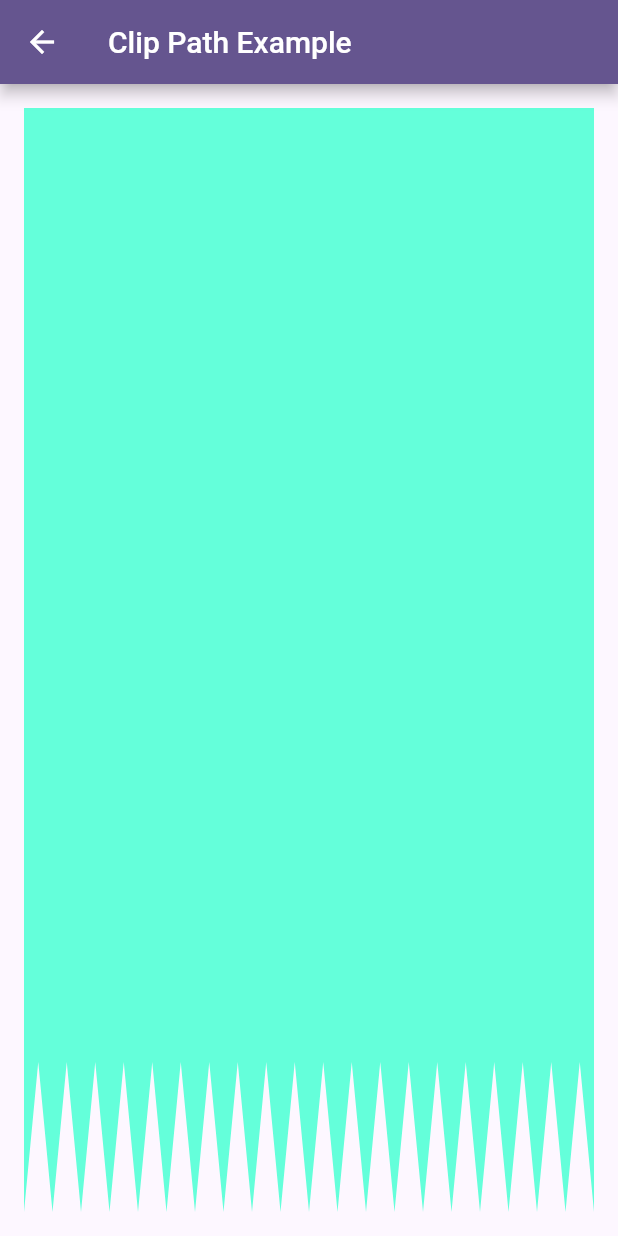
After one commit to omarSuarezRodriguez/flutter_apps_with_package, a Flutter app: the LClipPathExample screen opened by its route, on a phone screen of 412 x 824 dp. The commit adds this screen. Run offline on Flutter 3.47's test engine with Material 2 defaults, Android fonts, the phone set to English and light mode, and no system bars; our stand-ins replace get, get_storage, readmore; missing offline and left inert: flutter_barcode_scanner; accounts and stored records are empty.

Commit message:
project 106

```diff
--- /dev/null
+++ b/lib/src/basics_screen/pages/105_clip_path_example.dart
@@ -0,0 +1,56 @@
+import 'package:flutter/material.dart';
+
+class LClipPathExample extends StatelessWidget {
+  const LClipPathExample({super.key});
+
+  @override
+  Widget build(BuildContext context) {
+    return Scaffold(
+      appBar: AppBar(title: const Text('Clip Path Example')),
+      body: const Center(
+        child: LClipPath(),
+      ),
+    );
+  }
+}
+
+
+class LClipPath extends StatelessWidget {
+  const LClipPath({super.key});
+
+  @override
+  Widget build(BuildContext context) {
+    return Padding(
+      padding: const EdgeInsets.all(16.0),
+      child: ClipPath(
+        child: Container(
+          width: MediaQuery.of(context).size.width,
+          color: Colors.tealAccent,
+        ),
+        clipper: CustomClipPath(),
+      ),
+    );
+  }
+}
+
+class CustomClipPath extends CustomClipper<Path> {
+  @override
+  Path getClip(Size size) {
+    Path path = Path();
+    path.lineTo(0, size.height);
+    var curXPos = 0.0;
+    var curYPos = size.height;
+    var increment = size.width / 40;
+    while (curXPos < size.width) {
+      curXPos += increment;
+      curYPos = curYPos == size.height ? size.height - 100 : size.height;
+      path.lineTo(curXPos, curYPos);
+    }
+    path.lineTo(size.width, 0);
+
+    return path;
+  }
+
+  @override
+  bool shouldReclip(CustomClipper<Path> oldClipper) => false;
+}
--- a/lib/src/routes/routes.dart
+++ b/lib/src/routes/routes.dart
@@ -4,6 +4,8 @@ import 'package:flutter_apps_with_package/src/basics_screen/pages/101_builder_sn
 import 'package:flutter_apps_with_package/src/basics_screen/pages/102_value_listenable_builder_example.dart';
 import 'package:flutter_apps_with_package/src/basics_screen/pages/103_tween_animation_builder_example.dart';
 import 'package:flutter_apps_with_package/src/basics_screen/pages/104_layout_builder_example.dart';
+import 'package:flutter_apps_with_package/src/basics_screen/pages/105_clip_path_example.dart';
+import 'package:flutter_apps_with_package/src/basics_screen/pages/106_animated_positioned_example.dart';
 import 'package:flutter_apps_with_package/src/basics_screen/pages/81_dropdown_button_example.dart';
 import 'package:flutter_apps_with_package/src/basics_screen/pages/82_cards_example.dart';
 import 'package:flutter_apps_with_package/src/basics_screen/pages/83_chips_example.dart';
@@ -259,6 +261,8 @@ Map<String, WidgetBuilder> getApplicationRoutes() {
     '/basics_102'          : (BuildContext context) => const LValueListenableBuilderExample(),
     '/basics_103'          : (BuildContext context) => const LTweenAnimationBuilderExample(),
     '/basics_104'          : (BuildContext context) => const LLayoutBuilderExample(),
+    '/basics_105'          : (BuildContext context) => const LClipPathExample(),
+    '/basics_106'          : (BuildContext context) => const LAnimatedPositionedExample(),
 
 
 
```
Also changed, not shown: lib/src/basics_screen/basics_screen.dart (+28 -0 lines), lib/src/basics_screen/pages/106_animated_positioned_example.dart (added, +72 -0 lines).
